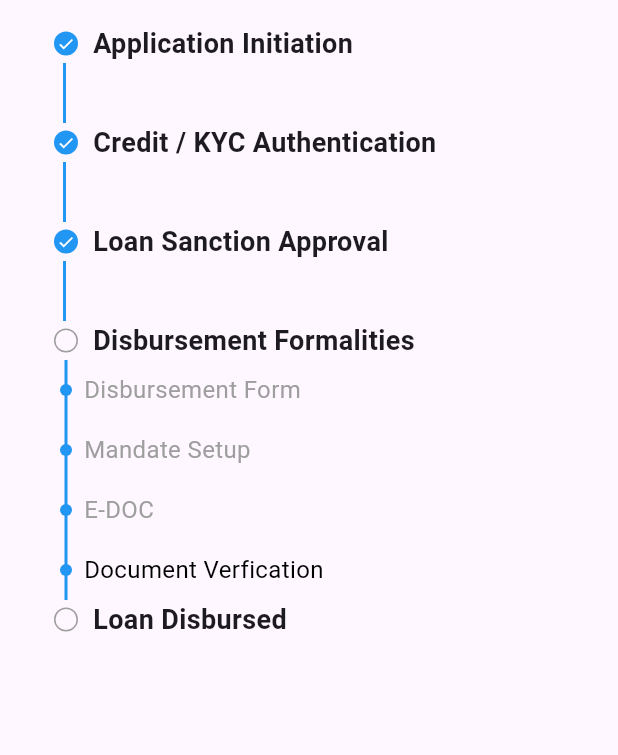
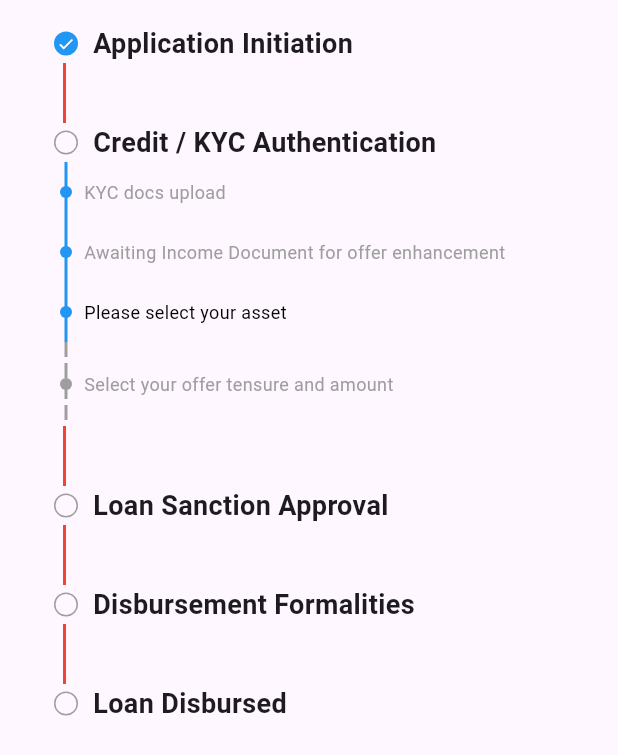
Before and after one commit to vinayv45/problemSolved, a Flutter app: the screen it shows after launch, on a phone screen of 412 x 824 dp. Shown: the top 755 px of the screen. Run offline on Flutter 3.47's test engine with Material 3 defaults, Android fonts, the phone set to English and light mode, and no system bars; our stand-ins replace equatable, flutter_bloc.

Commit message:
push code

```diff
--- a/assets/json/track_application.json
+++ b/assets/json/track_application.json
@@ -105,7 +105,7 @@
           "SysStage":"Qualification",
           "SystemSubStage":"Awaiting For Income Assessment",
           "PlanetStage":"Credit / KYC Authentication",
-          "PlanetSub":"Awaiting Incom Document for offer enhancement",
+          "PlanetSub":"",
           "stageLevel":"2",
           "subStageLevel":"0"
         },
--- a/lib/main.dart
+++ b/lib/main.dart
@@ -31,6 +31,7 @@ class _HomeScreenState extends State<HomeScreen> {
     subStage: '',
     stage: '',
     stageLevel: 0,
+    subStageLevel: 0,
   );
 
   @override
@@ -45,20 +46,18 @@ class _HomeScreenState extends State<HomeScreen> {
     jsonString = data2;
     final data = jsonDecode(jsonString);
 
-    final currentStage = data['data']['applicationDetails'][0]['stage'];
-    final currentSubStage = data['data']['applicationDetails'][0]['subStage'];
+    final currentStage = "Qualification";
+    final currentSubStage = "Asset Details";
 
-    // Debug output
-    print("Current Stage: $currentStage");
-    print("Current SubStage: $currentSubStage");
-
-    // Extracting stage level
+    // Extracting stage level and sub-stage level
     int currentStageLevel = 0;
+    int currentSubStageLevel = 0;
     for (var step in data["data"]["applicationContent"][0]["subStages"]) {
       if (step["SysStage"] == currentStage &&
           step["SystemSubStage"] == currentSubStage) {
         currentStageLevel = int.parse(step["stageLevel"].toString());
-        break; // Exit once we find the matching step
+        currentSubStageLevel = int.parse(step["subStageLevel"].toString());
+        break;
       }
     }
 
@@ -67,20 +66,13 @@ class _HomeScreenState extends State<HomeScreen> {
         subStage: currentSubStage,
         stage: currentStage,
         stageLevel: currentStageLevel,
+        subStageLevel: currentSubStageLevel,
       );
     });
 
-    // Debug output for currentStatus
-    print(
-        "Current Status: ${currentStatus.subStage}, ${currentStatus.stage}, ${currentStatus.stageLevel}");
-
-    // Group step data
     groupedSteps =
         groupByPlanetStage(data["data"]["applicationContent"][0]["subStages"]);
     setState(() {});
-
-    // Debug output for grouped steps
-    print("Grouped Steps: $groupedSteps");
   }
 
   @override
@@ -91,7 +83,8 @@ class _HomeScreenState extends State<HomeScreen> {
         child: TimelineStepper(
           groupedSteps: groupedSteps,
           currentStatus: currentStatus,
-          )),
+        ),
+      ),
     );
   }
 
@@ -114,11 +107,13 @@ class StepData {
   final String subStage;
   final String stage;
   final int stageLevel;
+  final int subStageLevel;
 
   StepData({
     required this.subStage,
     required this.stage,
     required this.stageLevel,
+    required this.subStageLevel,
   });
 }
 
@@ -168,6 +163,7 @@ class TimelineStepper extends StatelessWidget {
       itemBuilder: (context, index) {
         final String planetStage = groupedSteps.keys.elementAt(index);
         final List<StepperItem> subSteps = groupedSteps[planetStage]!;
+        bool isLastElement = index == groupedSteps.length - 1;
 
         // Determine if the planet stage is complete
         bool isStageComplete = subSteps
@@ -175,30 +171,19 @@ class TimelineStepper extends StatelessWidget {
 
         // Only show ongoing sub-stages for the current stage
         final List<StepperItem> ongoingSubStages = subSteps.where((step) {
-          return step.stageLevel ==
-              currentStatus.stageLevel; // Only include ongoing stages
+          return step.stageLevel == currentStatus.stageLevel;
         }).toList();
 
-        bool arePreviousStagesComplete =
-            groupedSteps.keys.take(index).every((key) {
-          final previousSteps = groupedSteps[key]!;
-          return previousSteps.every((step) {
-            return step.stageLevel < currentStatus.stageLevel;
-          });
-        });
-
-        print(
-            "Are Previous Stages Complete for index $index: $arePreviousStagesComplete");
         return Column(
           crossAxisAlignment: CrossAxisAlignment.start,
           children: [
             // Planet stage label
             Padding(
-              padding: const EdgeInsets.only(
-                left: 20.0,
-                bottom: 0,
-              ),
-              child: Row(
+              padding: const EdgeInsets.only(left: 20.0, bottom: 0),
+              child: Column(
+                crossAxisAlignment: CrossAxisAlignment.start,
+                children: [
+                  Row(
                     children: [
                       Container(
                         margin: EdgeInsets.zero,
@@ -208,19 +193,20 @@ class TimelineStepper extends StatelessWidget {
                           shape: BoxShape.circle,
                           color: isStageComplete
                               ? Colors.blue
-                          : Colors.transparent, // Filled if complete
+                              : Colors.transparent,
                           border: Border.all(
                             color: isStageComplete
                                 ? Colors.transparent
-                              : Colors.grey), // Outline if not complete
+                                : Colors.grey,
+                          ),
                         ),
                         child: isStageComplete
                             ? const Icon(
                                 Icons.check,
-                            color: Colors.white, // Check icon color
-                            size: 12, // Adjust size as needed
+                                color: Colors.white,
+                                size: 12,
                               )
-                        : null, // No icon for incomplete stages
+                            : null,
                       ),
                       const SizedBox(width: 10),
                       Text(
@@ -232,60 +218,44 @@ class TimelineStepper extends StatelessWidget {
                       ),
                     ],
                   ),
+                ],
+              ),
             ),
 
-            if (isStageComplete) ...[
-              Padding(
-                padding: const EdgeInsets.only(
-                  left: 26.0,
-                  bottom: 0,
-                  top: 0,
-                ),
-                child: Column(
-                  children: List.generate(
-                    4,
-                    (index) {
-                      return Container(
-                        height: 10,
-                        width: 2,
-                        color: Colors.blue,
-                        margin: const EdgeInsets.only(
-                            right: 4), // Space between bars
-                      );
-                    },
-                  ),
-                ),
-              ),
-            ],
-
+            // Render ongoing sub-stages
             ...ongoingSubStages.map(
               (step) {
-                print("step ${step.systemSubStage}");
                 bool isActive = step.systemSubStage == currentStatus.subStage &&
                     step.sysStage == currentStatus.stage;
+                bool isPrevious =
+                    step.subStageLevel <= currentStatus.subStageLevel;
 
-                return step.planetSub.isEmpty
-                    ? const SizedBox.shrink()
-                    : Padding(
+                return step.planetSub.isNotEmpty
+                    ? Padding(
                         padding: const EdgeInsets.only(
                           left: 24,
                           top: 0,
                         ),
                         child: Row(
                           children: [
-                            // Check if previous stages are complete to show grey or blue dots
-                            arePreviousStagesComplete
-                                ? Stack(
+                            Stack(
                               alignment: Alignment.center,
                               children: [
                                 Column(
                                   children: List.generate(
-                                          4,
+                                    4, // Adjust the number of segments in the line
                                     (index) {
                                       return Container(
                                         width: 2,
-                                              height: 10, // Height of each dot
-                                              color: Colors.blue,
+                                        height:
+                                            10, // Height of each line segment
+                                        color: isPrevious
+                                            ? Colors.blue
+                                            : Colors
+                                                .grey, // Blue or grey based on completion
+                                        margin: EdgeInsets.only(
+                                          bottom: isPrevious ? 0 : 4,
+                                        ), // Space between segments
                                       );
                                     },
                                   ),
@@ -293,53 +263,45 @@ class TimelineStepper extends StatelessWidget {
                                 Container(
                                   width: 8,
                                   height: 8,
-                                        decoration: const BoxDecoration(
+                                  decoration: BoxDecoration(
                                     shape: BoxShape.circle,
-                                          color: Colors.blue,
-                                        ),
-                                      ),
-                                    ],
-                                  )
-                                : Stack(
-                                    alignment: Alignment.center,
-                                    children: [
-                                      Column(
-                                        children: List.generate(
-                                          4,
-                                          (index) {
-                                            return Container(
-                                              width: 2,
-                                              height: 10, // Height of each dot
-                                              color: Colors.grey,
-                                              margin: const EdgeInsets.only(
-                                                bottom: 4,
-                                              ), // Space between dots
-                                            );
-                                          },
-                                        ),
-                                      ),
-                                      Container(
-                                        width: 8,
-                                        height: 8,
-                                        decoration: const BoxDecoration(
-                                          shape: BoxShape.circle,
-                                          color: Colors.grey,
+                                    color: isPrevious
+                                        ? Colors.blue
+                                        : Colors.grey, // Blue or grey dot
                                   ),
                                 ),
                               ],
                             ),
                             const SizedBox(width: 8),
                             Text(
-                              step.systemSubStage,
+                              step.planetSub,
                               style: TextStyle(
-                                color: isActive ? Colors.black : Colors.grey,
-                                fontSize: 16,
+                                color: isActive
+                                    ? Colors.black
+                                    : Colors
+                                        .grey, // Black for active, grey for inactive
+                                fontSize: 12,
                               ),
                             ),
                           ],
                         ),
-                      );
+                      )
+                    : const SizedBox.shrink();
               },
+            ),
+
+            // Red line to separate each planet stage
+            Padding(
+              padding: const EdgeInsets.only(
+                left: 26.0,
+              ),
+              child: isLastElement
+                  ? Container() // No red line for the last element
+                  : Container(
+                      width: 2,
+                      height: 40, // Adjust height based on your design
+                      color: Colors.red,
+                    ),
             ),
           ],
         );
```
Lines whose indentation alone changed are shown as unchanged.
